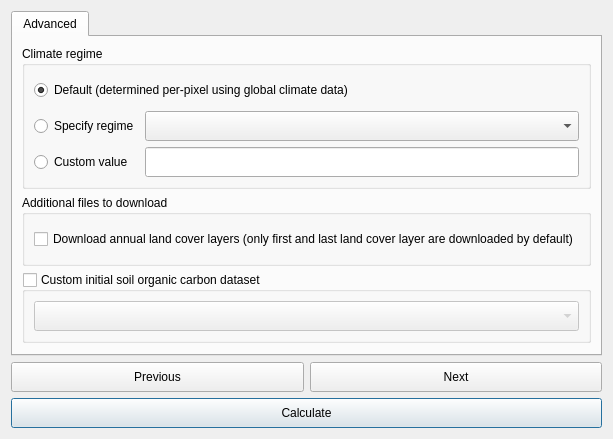
Qt form LDMP/gui/DlgCalculateSOC.ui (ConservationInternational/trends.earth) before a commit.
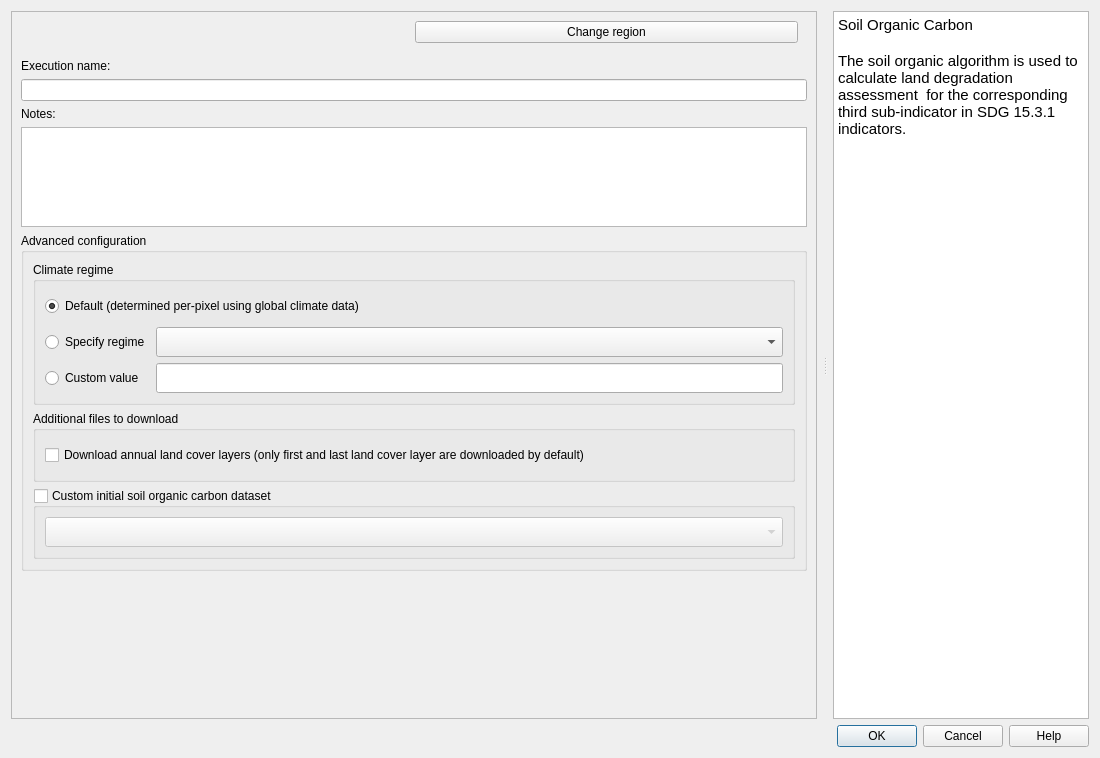
The same form after that commit. Custom widgets are drawn as their Qt base class.

Commit message:
Algorithm dialog updates (#444)
Introduce refactored algorithm execution dialogues

Diff of the .ui file:
```diff
--- a/LDMP/gui/DlgCalculateSOC.ui
+++ b/LDMP/gui/DlgCalculateSOC.ui
@@ -6,8 +6,8 @@
    <rect>
     <x>0</x>
     <y>0</y>
-    <width>564</width>
-    <height>416</height>
+    <width>1100</width>
+    <height>758</height>
    </rect>
   </property>
   <property name="sizePolicy">
@@ -21,24 +21,151 @@
   </property>
   <layout class="QVBoxLayout" name="verticalLayout">
    <item>
-    <widget class="QTabWidget" name="TabBox">
+    <widget class="QSplitter" name="splitter">
+     <property name="orientation">
+      <enum>Qt::Horizontal</enum>
+     </property>
+     <property name="handleWidth">
+      <number>16</number>
+     </property>
+     <widget class="QFrame" name="configurations">
      <property name="sizePolicy">
-      <sizepolicy hsizetype="Minimum" vsizetype="Expanding">
-       <horstretch>0</horstretch>
+       <sizepolicy hsizetype="Expanding" vsizetype="Expanding">
+        <horstretch>2</horstretch>
        <verstretch>0</verstretch>
       </sizepolicy>
      </property>
-     <property name="tabShape">
-      <enum>QTabWidget::Rounded</enum>
-     </property>
-     <property name="currentIndex">
-      <number>0</number>
-     </property>
-     <widget class="QWidget" name="AdvancedTab">
-      <attribute name="title">
-       <string>Advanced</string>
-      </attribute>
+      <property name="frameShape">
+       <enum>QFrame::NoFrame</enum>
+      </property>
+      <property name="frameShadow">
+       <enum>QFrame::Raised</enum>
+      </property>
       <layout class="QVBoxLayout" name="verticalLayout_3">
+       <property name="leftMargin">
+        <number>0</number>
+       </property>
+       <property name="topMargin">
+        <number>0</number>
+       </property>
+       <property name="rightMargin">
+        <number>0</number>
+       </property>
+       <property name="bottomMargin">
+        <number>0</number>
+       </property>
+       <item>
+        <widget class="QScrollArea" name="scrollArea">
+         <property name="horizontalScrollBarPolicy">
+          <enum>Qt::ScrollBarAlwaysOff</enum>
+         </property>
+         <property name="widgetResizable">
+          <bool>true</bool>
+         </property>
+         <widget class="QWidget" name="scrollAreaWidgetContents">
+          <property name="geometry">
+           <rect>
+            <x>0</x>
+            <y>0</y>
+            <width>808</width>
+            <height>707</height>
+           </rect>
+          </property>
+          <layout class="QVBoxLayout" name="verticalLayout_5">
+           <item>
+            <layout class="QHBoxLayout" name="horizontalLayout">
+             <property name="leftMargin">
+              <number>5</number>
+             </property>
+             <property name="rightMargin">
+              <number>9</number>
+             </property>
+             <property name="bottomMargin">
+              <number>4</number>
+             </property>
+             <item>
+              <widget class="QLabel" name="region_la">
+               <property name="toolTip">
+                <string>The current selected region of interest</string>
+               </property>
+               <property name="text">
+                <string/>
+               </property>
+               <property name="wordWrap">
+                <bool>true</bool>
+               </property>
+              </widget>
+             </item>
+             <item>
+              <widget class="QPushButton" name="region_button">
+               <property name="toolTip">
+                <string>&lt;html&gt;&lt;head/&gt;&lt;body&gt;&lt;p&gt;Opens settings dialog in order to change region of interest.&lt;/p&gt;&lt;p&gt;&lt;br/&gt;&lt;/p&gt;&lt;/body&gt;&lt;/html&gt;</string>
+               </property>
+               <property name="text">
+                <string>Change region</string>
+               </property>
+              </widget>
+             </item>
+            </layout>
+           </item>
+           <item>
+            <widget class="QFrame" name="setup_frame">
+             <property name="frameShape">
+              <enum>QFrame::NoFrame</enum>
+             </property>
+             <property name="frameShadow">
+              <enum>QFrame::Raised</enum>
+             </property>
+            </widget>
+           </item>
+           <item>
+            <widget class="QLabel" name="execution_name_la">
+             <property name="text">
+              <string>Execution name:</string>
+             </property>
+            </widget>
+           </item>
+           <item>
+            <widget class="QLineEdit" name="execution_name_le"/>
+           </item>
+           <item>
+            <widget class="QLabel" name="task_notes_la">
+             <property name="text">
+              <string>Notes:</string>
+             </property>
+            </widget>
+           </item>
+           <item>
+            <widget class="QTextEdit" name="task_notes">
+             <property name="sizePolicy">
+              <sizepolicy hsizetype="Expanding" vsizetype="Minimum">
+               <horstretch>0</horstretch>
+               <verstretch>0</verstretch>
+              </sizepolicy>
+             </property>
+             <property name="minimumSize">
+              <size>
+               <width>0</width>
+               <height>0</height>
+              </size>
+             </property>
+             <property name="maximumSize">
+              <size>
+               <width>16777215</width>
+               <height>100</height>
+              </size>
+             </property>
+            </widget>
+           </item>
+           <item>
+            <widget class="QgsCollapsibleGroupBox" name="advance_configurations">
+             <property name="title">
+              <string>Advanced configuration</string>
+             </property>
+             <property name="collapsed">
+              <bool>true</bool>
+             </property>
+             <layout class="QVBoxLayout" name="verticalLayout_4">
        <item>
         <widget class="QGroupBox" name="groupBox">
          <property name="sizePolicy">
@@ -206,7 +333,7 @@
         </widget>
        </item>
        <item>
-        <spacer name="verticalSpacer">
+               <spacer name="verticalSpacer_2">
          <property name="orientation">
           <enum>Qt::Vertical</enum>
          </property>
@@ -216,79 +343,80 @@
          <property name="sizeHint" stdset="0">
           <size>
            <width>20</width>
-           <height>40</height>
+                  <height>66</height>
           </size>
          </property>
         </spacer>
        </item>
       </layout>
      </widget>
-    </widget>
    </item>
    <item>
-    <layout class="QGridLayout" name="gridLayout_3">
-     <item row="1" column="0" colspan="2">
-      <widget class="QPushButton" name="button_calculate">
-       <property name="sizePolicy">
-        <sizepolicy hsizetype="Minimum" vsizetype="Minimum">
-         <horstretch>0</horstretch>
-         <verstretch>0</verstretch>
-        </sizepolicy>
-       </property>
-       <property name="minimumSize">
+            <spacer name="verticalSpacer">
+             <property name="orientation">
+              <enum>Qt::Vertical</enum>
+             </property>
+             <property name="sizeHint" stdset="0">
         <size>
-         <width>0</width>
-         <height>30</height>
-        </size>
-       </property>
-       <property name="text">
-        <string>Calculate</string>
-       </property>
-      </widget>
-     </item>
-     <item row="0" column="0">
-      <widget class="QPushButton" name="button_prev">
+               <width>20</width>
+               <height>427</height>
+              </size>
+             </property>
+            </spacer>
+           </item>
+          </layout>
+         </widget>
+        </widget>
+       </item>
+      </layout>
+     </widget>
+     <widget class="QTextBrowser" name="alg_help">
        <property name="sizePolicy">
-        <sizepolicy hsizetype="Minimum" vsizetype="Minimum">
+       <sizepolicy hsizetype="Expanding" vsizetype="Expanding">
          <horstretch>0</horstretch>
          <verstretch>0</verstretch>
         </sizepolicy>
        </property>
-       <property name="minimumSize">
-        <size>
-         <width>0</width>
-         <height>30</height>
-        </size>
-       </property>
-       <property name="text">
-        <string>Previous</string>
-       </property>
-      </widget>
-     </item>
-     <item row="0" column="1">
-      <widget class="QPushButton" name="button_next">
-       <property name="sizePolicy">
-        <sizepolicy hsizetype="Minimum" vsizetype="Minimum">
-         <horstretch>0</horstretch>
-         <verstretch>0</verstretch>
-        </sizepolicy>
-       </property>
-       <property name="minimumSize">
-        <size>
-         <width>0</width>
-         <height>30</height>
-        </size>
-       </property>
-       <property name="text">
-        <string>Next</string>
-       </property>
-      </widget>
-     </item>
-    </layout>
+      <property name="accessibleName">
+       <string/>
+      </property>
+      <property name="html">
+       <string>&lt;!DOCTYPE HTML PUBLIC &quot;-//W3C//DTD HTML 4.0//EN&quot; &quot;http://www.w3.org/TR/REC-html40/strict.dtd&quot;&gt;
+&lt;html&gt;&lt;head&gt;&lt;meta name=&quot;qrichtext&quot; content=&quot;1&quot; /&gt;&lt;style type=&quot;text/css&quot;&gt;
+p, li { white-space: pre-wrap; }
+&lt;/style&gt;&lt;/head&gt;&lt;body style=&quot; font-family:'Ubuntu'; font-size:11pt; font-weight:400; font-style:normal;&quot;&gt;
+&lt;p style=&quot; margin-top:0px; margin-bottom:0px; margin-left:0px; margin-right:0px; -qt-block-indent:0; text-indent:0px;&quot;&gt;Soil Organic Carbon&lt;/p&gt;
+&lt;p style=&quot;-qt-paragraph-type:empty; margin-top:0px; margin-bottom:0px; margin-left:0px; margin-right:0px; -qt-block-indent:0; text-indent:0px; font-weight:600;&quot;&gt;&lt;br /&gt;&lt;/p&gt;
+&lt;p style=&quot; margin-top:0px; margin-bottom:0px; margin-left:0px; margin-right:0px; -qt-block-indent:0; text-indent:0px;&quot;&gt;The soil organic algorithm is used to calculate land degradation assessment  for the corresponding third sub-indicator in SDG 15.3.1 indicators.&lt;/p&gt;&lt;/body&gt;&lt;/html&gt;</string>
+      </property>
+      <property name="openExternalLinks">
+       <bool>true</bool>
+      </property>
+      <property name="openLinks">
+       <bool>false</bool>
+      </property>
+     </widget>
+    </widget>
+   </item>
+   <item>
+    <widget class="QDialogButtonBox" name="button_box">
+     <property name="orientation">
+      <enum>Qt::Horizontal</enum>
+     </property>
+     <property name="standardButtons">
+      <set>QDialogButtonBox::Cancel|QDialogButtonBox::Help|QDialogButtonBox::Ok</set>
+     </property>
+    </widget>
    </item>
   </layout>
  </widget>
  <customwidgets>
+  <customwidget>
+   <class>QgsCollapsibleGroupBox</class>
+   <extends>QGroupBox</extends>
+   <header>qgis.gui</header>
+   <container>1</container>
+  </customwidget>
   <customwidget>
    <class>WidgetDataIOSelectTELayerImport</class>
    <extends>QComboBox</extends>
```
Left out of the diff: 43 changed lines with no effect on the pictures. Lines whose indentation alone changed are shown as unchanged. The commit also changes 20 other files.
